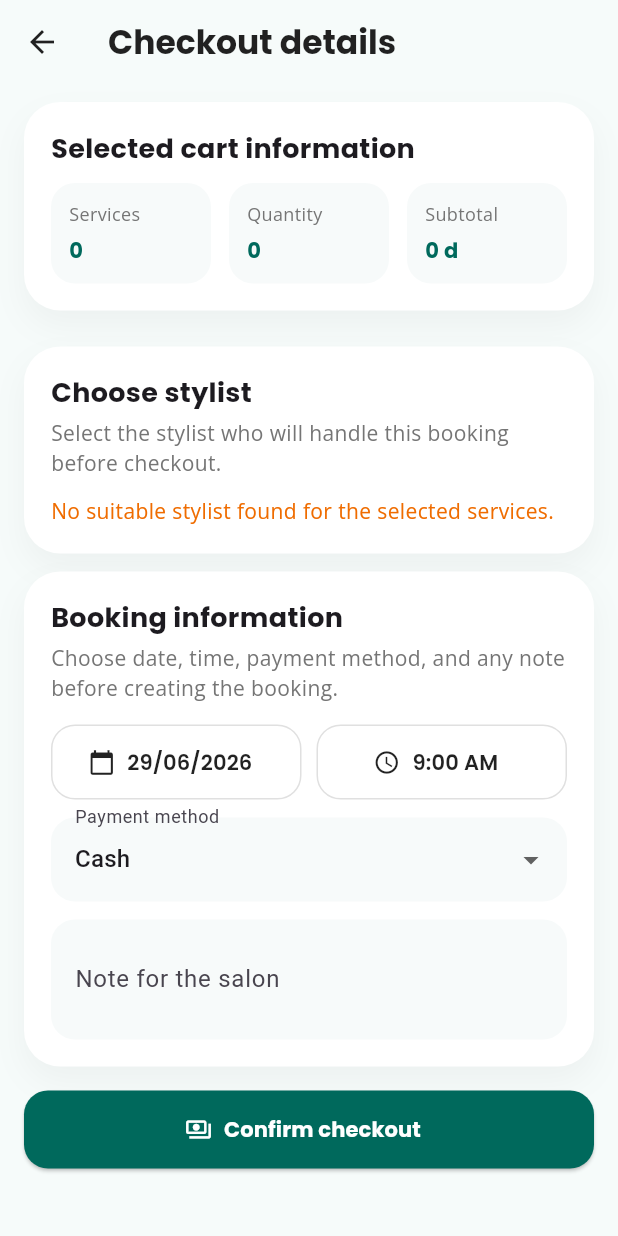
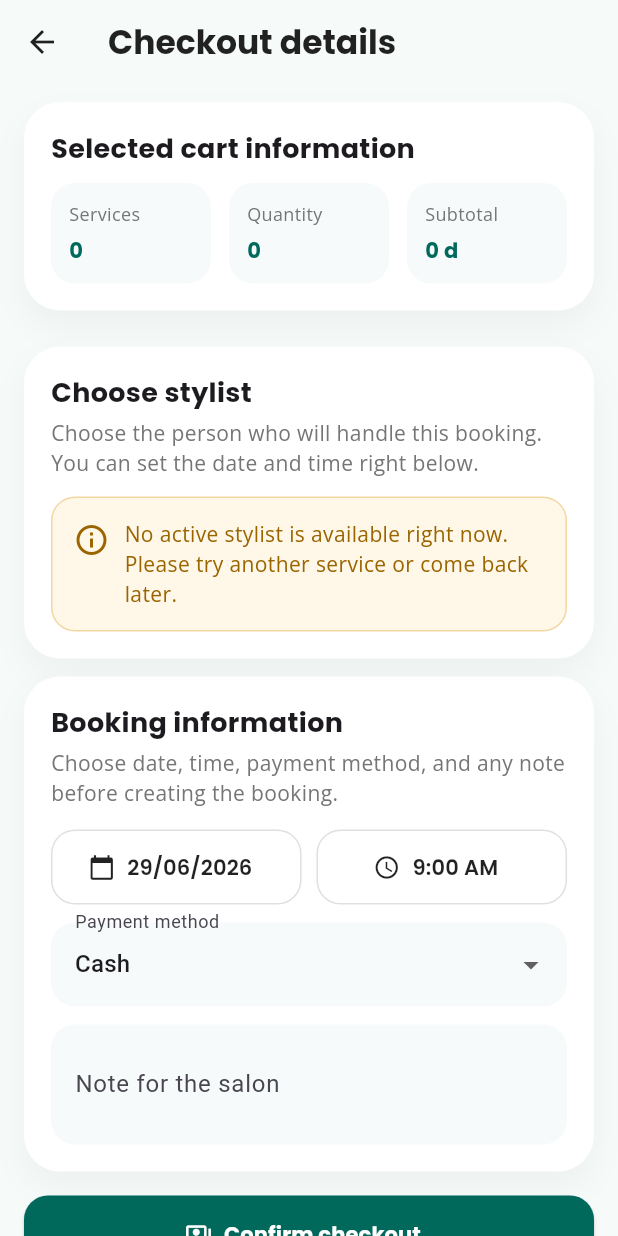
Before and after one commit to phuocnguyen10051307/salon-booking-frontend, a Flutter app: the CheckoutSelectionScreen screen opened directly with empty values, on a phone screen of 412 x 824 dp. Run offline on Flutter 3.47's test engine with Material 3 defaults, Android fonts, the phone set to English and light mode, and no system bars; our stand-ins replace dio, flutter_dotenv, google_fonts, image_picker, shared_preferences; accounts and stored records are empty; network calls fail.

Commit message:
fix ui staff

```diff
--- a/lib/features/auth/presentation/email_verification_screen.dart
+++ b/lib/features/auth/presentation/email_verification_screen.dart
@@ -3,7 +3,7 @@ import 'dart:async';
 import 'package:flutter/material.dart';
 import 'package:provider/provider.dart';
 
-import '../../../../core/themes/app_colors.dart';
+import '../../../core/themes/app_colors.dart';
 import '../provider/auth_provider.dart';
 import 'new_password_screen.dart';
 
--- a/lib/features/auth/presentation/forgot_password_screen.dart
+++ b/lib/features/auth/presentation/forgot_password_screen.dart
@@ -1,6 +1,6 @@
 import 'package:flutter/material.dart';
 
-import '../../../../core/themes/app_colors.dart';
+import '../../../core/themes/app_colors.dart';
 import 'email_verification_screen.dart';
 
 class ForgotPasswordScreen extends StatefulWidget {
--- a/lib/features/auth/presentation/new_password_screen.dart
+++ b/lib/features/auth/presentation/new_password_screen.dart
@@ -1,6 +1,6 @@
 import 'package:flutter/material.dart';
 
-import '../../../../core/themes/app_colors.dart';
+import '../../../core/themes/app_colors.dart';
 import 'login_screen.dart';
 
 class NewPasswordScreen extends StatefulWidget {
--- a/lib/features/auth/presentation/signup_screen.dart
+++ b/lib/features/auth/presentation/signup_screen.dart
@@ -1,9 +1,9 @@
 import 'package:flutter/material.dart';
 import 'package:provider/provider.dart';
 
-import '../../../../core/themes/app_colors.dart';
-import '../../../../core/widgets/custom_button.dart';
-import '../../../../core/widgets/custom_text_field.dart';
+import '../../../core/themes/app_colors.dart';
+import '../../../core/widgets/custom_button.dart';
+import '../../../core/widgets/custom_text_field.dart';
 import '../provider/auth_provider.dart';
 import 'email_verification_screen.dart';
 
--- a/lib/features/auth/provider/auth_provider.dart
+++ b/lib/features/auth/provider/auth_provider.dart
@@ -54,11 +54,12 @@ class AuthProvider extends ChangeNotifier {
     final token = prefs.getString('token') ?? '';
     if (token.isEmpty) {
       ApiClient.dio.options.headers.remove('Authorization');
+      currentUser = null;
       return false;
     }
 
     ApiClient.dio.options.headers['Authorization'] = 'Bearer $token';
-    return true;
+    return loadCurrentUser();
   }
 
   Future<bool> loadCurrentUser() async {
--- a/lib/features/home/presentation/widgets/bottom_nav.dart
+++ b/lib/features/home/presentation/widgets/bottom_nav.dart
@@ -27,6 +27,7 @@ class HomeBottomNav extends StatelessWidget {
   @override
   Widget build(BuildContext context) {
     return Container(
+      width: double.infinity,
       padding: const EdgeInsets.symmetric(horizontal: 16, vertical: 8),
       decoration: const BoxDecoration(
         color: Colors.white,
@@ -58,7 +59,7 @@ class HomeBottomNav extends StatelessWidget {
     return GestureDetector(
       onTap: () => onTap?.call(idx),
       child: SizedBox(
-        width: 58,
+        width: 64,
         child: Column(
           mainAxisSize: MainAxisSize.min,
           children: [
--- a/lib/features/staff/presentation/staff_schedule_tab.dart
+++ b/lib/features/staff/presentation/staff_schedule_tab.dart
@@ -47,7 +47,7 @@ class _StaffScheduleTabState extends State<StaffScheduleTab> {
             padding: const EdgeInsets.only(top: 16, bottom: 100),
             children: [
               Text(
-                'Today schedule',
+                'Lich hom nay',
                 style: GoogleFonts.poppins(fontSize: 24, fontWeight: FontWeight.w700),
               ),
               const SizedBox(height: 4),
@@ -57,9 +57,9 @@ class _StaffScheduleTabState extends State<StaffScheduleTab> {
               ),
               const SizedBox(height: 18),
               if (snapshot.hasError)
-                _StateBox(message: 'Can not load today schedule.')
+                _StateBox(message: 'Khong tai duoc lich hom nay.')
               else if (bookings.isEmpty)
-                _StateBox(message: 'No appointments for today.')
+                _StateBox(message: 'Hom nay chua co lich hen.')
               else
                 ...bookings.map((booking) => _BookingTile(booking: booking)),
             ],
--- a/lib/features/store/presentation/cart_screen.dart
+++ b/lib/features/store/presentation/cart_screen.dart
@@ -973,22 +973,66 @@ class _StylistSection extends StatelessWidget {
           Text('Choose stylist', style: GoogleFonts.poppins(fontSize: 18, fontWeight: FontWeight.w700)),
           const SizedBox(height: 4),
           Text(
-            'Select the stylist who will handle this booking before checkout.',
-            style: GoogleFonts.openSans(color: Colors.grey.shade600),
+            'Choose the person who will handle this booking. You can set the date and time right below.',
+            style: GoogleFonts.openSans(color: Colors.grey.shade600, height: 1.4),
           ),
           const SizedBox(height: 12),
           if (isLoading)
             const Center(child: Padding(padding: EdgeInsets.all(12), child: CircularProgressIndicator()))
           else if (stylists.isEmpty)
-            Text(
-              'No suitable stylist found for the selected services.',
-              style: GoogleFonts.openSans(color: Colors.orange.shade800),
+            Container(
+              padding: const EdgeInsets.all(14),
+              decoration: BoxDecoration(
+                color: const Color(0xFFFFF7E8),
+                borderRadius: BorderRadius.circular(16),
+                border: Border.all(color: const Color(0xFFF2D7A1)),
+              ),
+              child: Row(
+                crossAxisAlignment: CrossAxisAlignment.start,
+                children: [
+                  const Padding(
+                    padding: EdgeInsets.only(top: 2),
+                    child: Icon(Icons.info_outline, color: Color(0xFF9A6500)),
+                  ),
+                  const SizedBox(width: 10),
+                  Expanded(
+                    child: Text(
+                      'No active stylist is available right now. Please try another service or come back later.',
+                      style: GoogleFonts.openSans(color: const Color(0xFF9A6500), height: 1.4),
+                    ),
+                  ),
+                ],
+              ),
             )
-          else
+          else ...[
+            Container(
+              padding: const EdgeInsets.symmetric(horizontal: 12, vertical: 10),
+              decoration: BoxDecoration(
+                color: const Color(0xFFF4FBF9),
+                borderRadius: BorderRadius.circular(14),
+              ),
+              child: Row(
+                children: [
+                  const Icon(Icons.badge_outlined, color: Color(0xFF00695C), size: 18),
+                  const SizedBox(width: 8),
+                  Expanded(
+                    child: Text(
+                      '${stylists.length} stylist available for this booking.',
+                      style: GoogleFonts.openSans(
+                        color: const Color(0xFF00695C),
+                        fontWeight: FontWeight.w600,
+                      ),
+                    ),
+                  ),
+                ],
+              ),
+            ),
+            const SizedBox(height: 12),
             DropdownButtonFormField<String>(
               initialValue: selectedStylistId,
               decoration: InputDecoration(
                 labelText: 'Stylist',
+                hintText: 'Select a stylist',
                 filled: true,
                 fillColor: const Color(0xFFF7FAFA),
                 border: OutlineInputBorder(borderRadius: BorderRadius.circular(16), borderSide: BorderSide.none),
@@ -1003,6 +1047,7 @@ class _StylistSection extends StatelessWidget {
                   .toList(),
               onChanged: onChanged,
             ),
+          ],
         ],
       ),
     );
--- a/lib/features/store/presentation/store_detail_screen.dart
+++ b/lib/features/store/presentation/store_detail_screen.dart
@@ -57,6 +57,7 @@ class _StoreDetailScreenState extends State<StoreDetailScreen> {
 
   Future<void> _addToCart() async {
     final cartProvider = context.read<CartProvider>();
+    final messenger = ScaffoldMessenger.of(context);
     final success = await cartProvider.addService(
       _service.id,
       quantity: _quantity,
@@ -68,6 +69,11 @@ class _StoreDetailScreenState extends State<StoreDetailScreen> {
         context,
         MaterialPageRoute(builder: (_) => const HomeScreen(initialIndex: 3)),
         (route) => false,
+      );
+      messenger.showSnackBar(
+        const SnackBar(
+          content: Text('Added to cart. Open cart to choose booking time and stylist.'),
+        ),
       );
       return;
     }
```
Also changed, not shown: lib/features/auth/presentation/login_screen.dart (+5 -5 lines), lib/features/home/presentation/home_screen.dart (+46 -7 lines).
